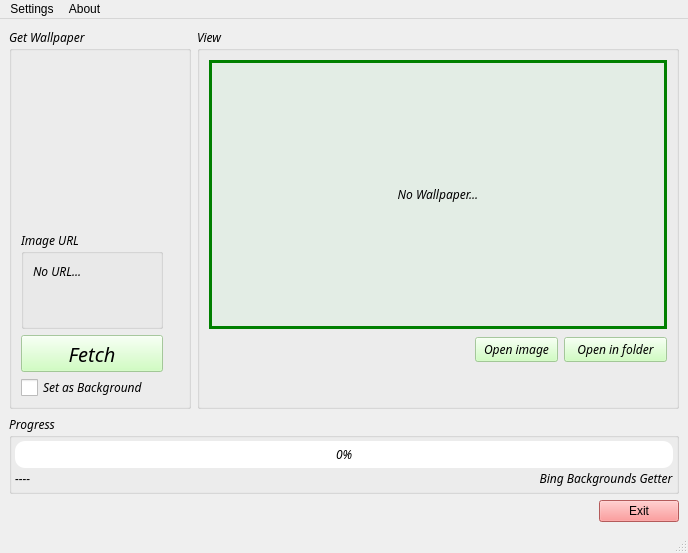
Above: form/bingbg.ui from the0cp/Bing-Wallpaper-GUI before the change. Below: the same form after it.
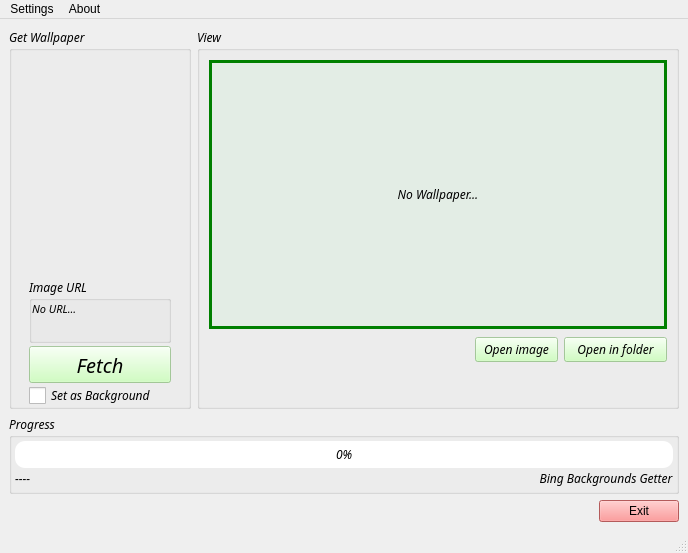
That is the form after the change.

The edit to the form file:
```diff
--- a/form/bingbg.ui
+++ b/form/bingbg.ui
@@ -44,35 +44,25 @@
       <property name="title">
        <string>Get Wallpaper</string>
       </property>
-      <layout class="QGridLayout" name="gridLayout_2" rowstretch="348,200,0,0,3" columnstretch="3,0,0">
-       <item row="3" column="1">
-        <widget class="QCheckBox" name="checkJd">
-         <property name="font">
-          <font>
-           <family>Linux Libertine Display O</family>
-           <italic>true</italic>
-          </font>
-         </property>
-         <property name="styleSheet">
-          <string notr="true">QCheckBox
-{
-        spacing: 5px;
-        color: black;
-}
-QCheckBox::indicator 
-{
-        width: 17px;
-        height: 17px;
-}</string>
-         </property>
-         <property name="text">
-          <string>Set as Background</string>
-         </property>
-         <property name="shortcut">
-          <string notr="true"/>
-         </property>
-        </widget>
-       </item>
+      <layout class="QGridLayout" name="gridLayout_2" rowstretch="348,100,20,10,3" columnstretch="12,100,12">
+       <property name="leftMargin">
+        <number>0</number>
+       </property>
+       <property name="topMargin">
+        <number>0</number>
+       </property>
+       <property name="rightMargin">
+        <number>0</number>
+       </property>
+       <property name="bottomMargin">
+        <number>0</number>
+       </property>
+       <property name="horizontalSpacing">
+        <number>0</number>
+       </property>
+       <property name="verticalSpacing">
+        <number>3</number>
+       </property>
        <item row="2" column="1">
         <widget class="QPushButton" name="btnFetch">
          <property name="sizePolicy">
@@ -105,77 +95,143 @@
          </property>
         </widget>
        </item>
-       <item row="2" column="0">
-        <spacer name="horizontalSpacer_2">
-         <property name="orientation">
-          <enum>Qt::Horizontal</enum>
-         </property>
-         <property name="sizeHint" stdset="0">
-          <size>
-           <width>40</width>
-           <height>20</height>
-          </size>
-         </property>
-        </spacer>
-       </item>
-       <item row="2" column="2">
-        <spacer name="horizontalSpacer_3">
-         <property name="orientation">
-          <enum>Qt::Horizontal</enum>
-         </property>
-         <property name="sizeHint" stdset="0">
-          <size>
-           <width>40</width>
-           <height>20</height>
-          </size>
-         </property>
-        </spacer>
-       </item>
-       <item row="0" column="1">
-        <spacer name="verticalSpacer">
-         <property name="orientation">
-          <enum>Qt::Vertical</enum>
-         </property>
-         <property name="sizeHint" stdset="0">
-          <size>
-           <width>20</width>
-           <height>40</height>
-          </size>
-         </property>
-        </spacer>
-       </item>
-       <item row="4" column="1">
-        <spacer name="verticalSpacer_2">
-         <property name="orientation">
-          <enum>Qt::Vertical</enum>
-         </property>
-         <property name="sizeHint" stdset="0">
-          <size>
-           <width>20</width>
-           <height>40</height>
-          </size>
-         </property>
-        </spacer>
-       </item>
        <item row="1" column="1">
         <widget class="QGroupBox" name="groupBox_4">
+         <property name="sizePolicy">
+          <sizepolicy hsizetype="Preferred" vsizetype="Preferred">
+           <horstretch>0</horstretch>
+           <verstretch>0</verstretch>
+          </sizepolicy>
+         </property>
          <property name="title">
           <string>Image URL</string>
          </property>
          <layout class="QGridLayout" name="gridLayout_5">
+          <property name="leftMargin">
+           <number>0</number>
+          </property>
+          <property name="topMargin">
+           <number>0</number>
+          </property>
+          <property name="rightMargin">
+           <number>0</number>
+          </property>
+          <property name="bottomMargin">
+           <number>0</number>
+          </property>
+          <property name="spacing">
+           <number>0</number>
+          </property>
           <item row="0" column="0">
            <widget class="QLabel" name="labelImageUrl">
+            <property name="font">
+             <font>
+              <pointsize>8</pointsize>
+             </font>
+            </property>
+            <property name="lineWidth">
+             <number>10</number>
+            </property>
             <property name="text">
              <string>No URL...</string>
             </property>
+            <property name="textFormat">
+             <enum>Qt::AutoText</enum>
+            </property>
+            <property name="scaledContents">
+             <bool>true</bool>
+            </property>
             <property name="alignment">
              <set>Qt::AlignLeading|Qt::AlignLeft|Qt::AlignTop</set>
             </property>
+            <property name="wordWrap">
+             <bool>true</bool>
+            </property>
            </widget>
           </item>
          </layout>
         </widget>
        </item>
+       <item row="4" column="1">
+        <spacer name="verticalSpacer_2">
+         <property name="orientation">
+          <enum>Qt::Vertical</enum>
+         </property>
+         <property name="sizeHint" stdset="0">
+          <size>
+           <width>20</width>
+           <height>40</height>
+          </size>
+         </property>
+        </spacer>
+       </item>
+       <item row="2" column="2">
+        <spacer name="horizontalSpacer_3">
+         <property name="orientation">
+          <enum>Qt::Horizontal</enum>
+         </property>
+         <property name="sizeHint" stdset="0">
+          <size>
+           <width>40</width>
+           <height>20</height>
+          </size>
+         </property>
+        </spacer>
+       </item>
+       <item row="0" column="1">
+        <spacer name="verticalSpacer">
+         <property name="orientation">
+          <enum>Qt::Vertical</enum>
+         </property>
+         <property name="sizeHint" stdset="0">
+          <size>
+           <width>20</width>
+           <height>40</height>
+          </size>
+         </property>
+        </spacer>
+       </item>
+       <item row="3" column="1">
+        <widget class="QCheckBox" name="checkJd">
+         <property name="font">
+          <font>
+           <family>Linux Libertine Display O</family>
+           <italic>true</italic>
+          </font>
+         </property>
+         <property name="styleSheet">
+          <string notr="true">QCheckBox
+{
+        spacing: 5px;
+        color: black;
+}
+QCheckBox::indicator 
+{
+        width: 17px;
+        height: 17px;
+}</string>
+         </property>
+         <property name="text">
+          <string>Set as Background</string>
+         </property>
+         <property name="shortcut">
+          <string notr="true"/>
+         </property>
+        </widget>
+       </item>
+       <item row="2" column="0">
+        <spacer name="horizontalSpacer_6">
+         <property name="orientation">
+          <enum>Qt::Horizontal</enum>
+         </property>
+         <property name="sizeHint" stdset="0">
+          <size>
+           <width>40</width>
+           <height>20</height>
+          </size>
+         </property>
+        </spacer>
+       </item>
       </layout>
      </widget>
     </item>
```
